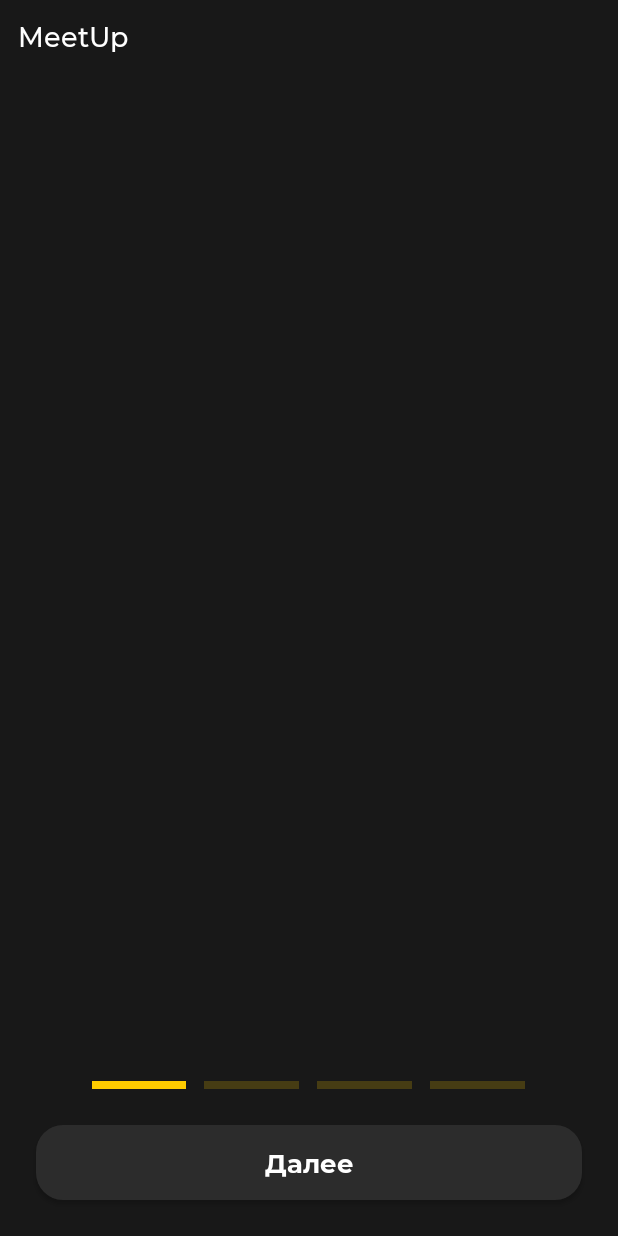
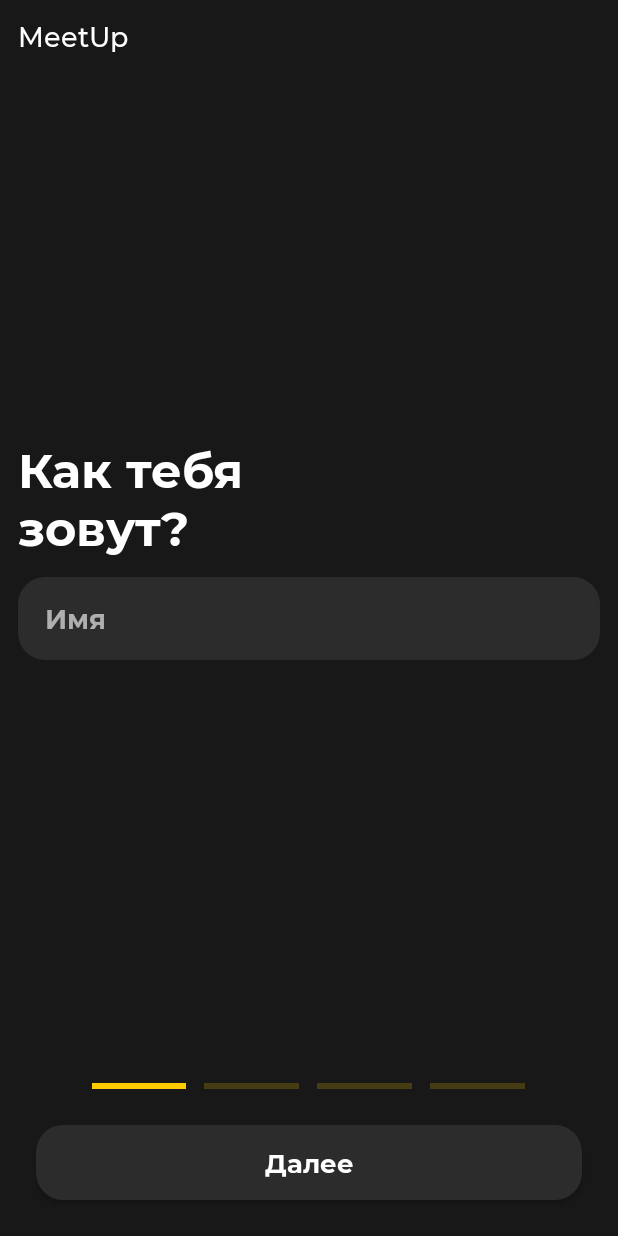
Before and after one commit to DVegasa/RuTech2, an Android app: the screen it shows after launch (WelcomeActivity), after a tap on "Вход через Pinetool", on a phone screen of 412 x 824 dp. Run offline under Robolectric (Android 15) with nearby library versions, the phone set to English and light mode, and no system bars.

Commit message:
Едиттексты

```diff
--- a/app/src/main/java/io/github/dvegasa/rutechmeetup/welcome/Fragment1.kt
+++ b/app/src/main/java/io/github/dvegasa/rutechmeetup/welcome/Fragment1.kt
@@ -22,6 +22,7 @@ class Fragment1 : Fragment() {
         // Inflate the layout for this fragment
         val v = inflater.inflate(R.layout.fragment_1, container, false)
         v.btn1.setOnClickListener {
+            (activity as WelcomeActivity).name = etName.text.toString()
             (activity as WelcomeActivity).nextPage()
         }
         return v
--- a/app/src/main/java/io/github/dvegasa/rutechmeetup/welcome/Fragment2.kt
+++ b/app/src/main/java/io/github/dvegasa/rutechmeetup/welcome/Fragment2.kt
@@ -7,7 +7,10 @@ import android.view.View
 import android.view.ViewGroup
 
 import io.github.dvegasa.rutechmeetup.R
+import kotlinx.android.synthetic.main.fragment_1.*
+import kotlinx.android.synthetic.main.fragment_2.*
 import kotlinx.android.synthetic.main.fragment_2.view.*
+import kotlinx.android.synthetic.main.fragment_2.view.etJob
 
 /**
  * A simple [Fragment] subclass.
@@ -21,6 +24,7 @@ class Fragment2 : Fragment() {
         // Inflate the layout for this fragment
         val v = inflater.inflate(R.layout.fragment_2, container, false)
         v.btn2.setOnClickListener {
+            (activity as WelcomeActivity).job = etJob.text.toString()
             (activity as WelcomeActivity).nextPage()
         }
         return v
--- /dev/null
+++ b/app/src/main/res/drawable/bg_edittext.xml
@@ -0,0 +1,11 @@
+<?xml version="1.0" encoding="utf-8"?>
+<selector xmlns:android="http://schemas.android.com/apk/res/android">
+
+    <item>
+        <shape android:shape="rectangle">
+            <solid android:color="#2C2C2C" />
+            <corners android:radius="18dp" />
+        </shape>
+    </item>
+
+</selector>
--- a/app/src/main/res/layout/fragment_1.xml
+++ b/app/src/main/res/layout/fragment_1.xml
@@ -21,11 +21,43 @@
             app:layout_constraintStart_toStartOf="parent"
             app:layout_constraintTop_toTopOf="parent" />
 
+    <TextView
+            android:layout_width="wrap_content"
+            android:layout_height="wrap_content"
+            android:layout_marginStart="12dp"
+            android:layout_marginBottom="12dp"
+            android:fontFamily="@font/monb"
+            android:text="Как тебя\nзовут?"
+            android:textColor="@color/white"
+            android:textSize="32sp"
+            app:fontFamily="@font/monb"
+            app:layout_constraintBottom_toTopOf="@+id/etName"
+            app:layout_constraintStart_toStartOf="parent" />
+
+    <EditText
+            android:id="@+id/etName"
+            android:layout_width="match_parent"
+            android:layout_height="55dp"
+            android:paddingLeft="18dp"
+            android:paddingRight="18dp"
+            android:textColor="#fff"
+            android:hint="Имя"
+            android:inputType="textPersonName"
+            android:textColorHint="#9FFFFFFF"
+            android:layout_marginStart="12dp"
+            android:layout_marginEnd="12dp"
+            android:background="@drawable/bg_edittext"
+            android:fontFamily="@font/monb"
+            app:fontFamily="@font/monb"
+            app:layout_constraintBottom_toBottomOf="parent"
+            app:layout_constraintEnd_toEndOf="parent"
+            app:layout_constraintStart_toStartOf="parent"
+            app:layout_constraintTop_toTopOf="parent" />
 
 
     <LinearLayout
             android:layout_width="match_parent"
-            android:layout_height="5dp"
+            android:layout_height="4dp"
             android:layout_margin="24dp"
             android:gravity="center"
             android:orientation="horizontal"
@@ -36,34 +68,34 @@
         <FrameLayout
                 android:layout_width="0dp"
                 android:layout_height="match_parent"
+                android:layout_marginStart="6dp"
+                android:layout_marginEnd="6dp"
                 android:layout_weight="1"
-                android:background="#FFCC00"
-                android:layout_marginStart="6dp"
-                android:layout_marginEnd="6dp"/>
+                android:background="#FFCC00" />
 
         <FrameLayout
                 android:layout_width="0dp"
                 android:layout_height="match_parent"
+                android:layout_marginStart="6dp"
+                android:layout_marginEnd="6dp"
                 android:layout_weight="1"
-                android:background="#33FFCC00"
-                android:layout_marginStart="6dp"
-                android:layout_marginEnd="6dp" />
+                android:background="#33FFCC00" />
 
         <FrameLayout
                 android:layout_width="0dp"
                 android:layout_height="match_parent"
+                android:layout_marginStart="6dp"
+                android:layout_marginEnd="6dp"
                 android:layout_weight="1"
-                android:background="#33FFCC00"
-                android:layout_marginStart="6dp"
-                android:layout_marginEnd="6dp" />
+                android:background="#33FFCC00" />
 
         <FrameLayout
                 android:layout_width="0dp"
                 android:layout_height="match_parent"
+                android:layout_marginStart="6dp"
+                android:layout_marginEnd="6dp"
                 android:layout_weight="1"
-                android:background="#33FFCC00"
-                android:layout_marginStart="6dp"
-                android:layout_marginEnd="6dp" />
+                android:background="#33FFCC00" />
     </LinearLayout>
 
     <Button
@@ -71,12 +103,12 @@
             android:layout_width="match_parent"
             android:layout_height="50dp"
             android:layout_margin="24dp"
+            android:background="@drawable/bg_button"
             android:fontFamily="@font/monb"
             android:text="Далее"
             android:textAllCaps="false"
             android:textColor="#FFFFFF"
             android:textSize="17sp"
-            android:background="@drawable/bg_button"
             app:fontFamily="@font/monb"
             app:layout_constraintBottom_toBottomOf="parent"
             app:layout_constraintEnd_toEndOf="parent"
--- a/app/src/main/res/layout/fragment_3.xml
+++ b/app/src/main/res/layout/fragment_3.xml
@@ -25,7 +25,7 @@
 
     <LinearLayout
             android:layout_width="match_parent"
-            android:layout_height="5dp"
+            android:layout_height="4dp"
             android:layout_margin="24dp"
             android:gravity="center"
             android:orientation="horizontal"
--- a/app/src/main/res/layout/fragment_4.xml
+++ b/app/src/main/res/layout/fragment_4.xml
@@ -25,7 +25,7 @@
 
     <LinearLayout
             android:layout_width="match_parent"
-            android:layout_height="5dp"
+            android:layout_height="4dp"
             android:layout_margin="24dp"
             android:gravity="center"
             android:orientation="horizontal"
```
Also changed, not shown: app/src/main/res/layout/fragment_2.xml (+33 -1 lines).
